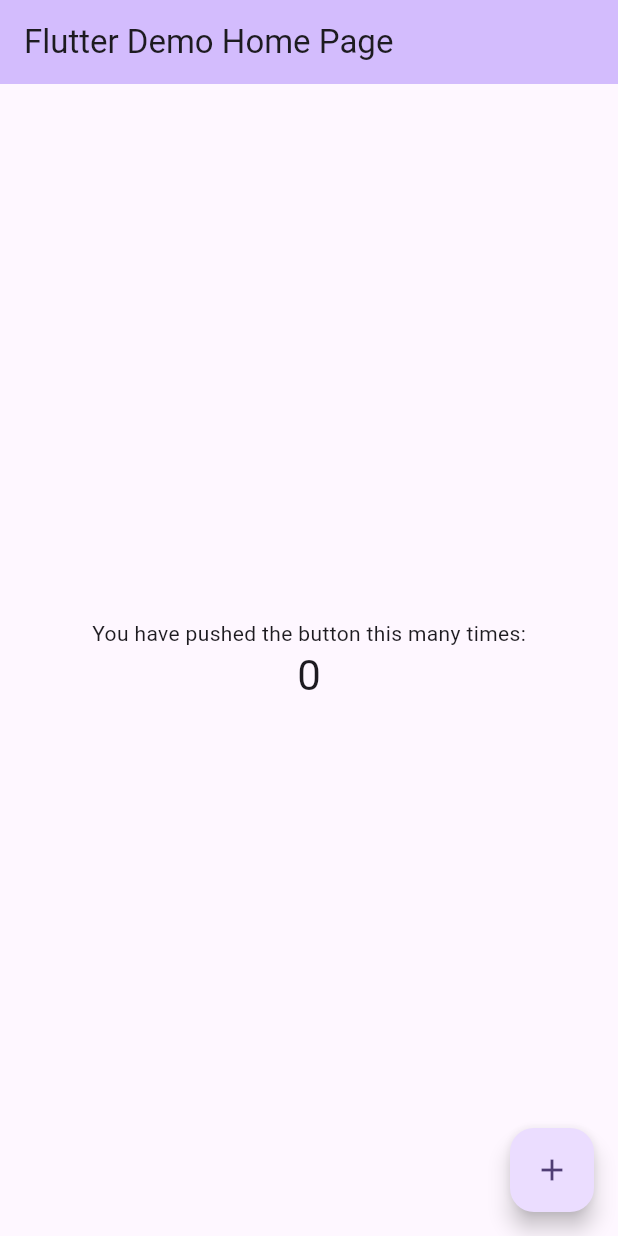
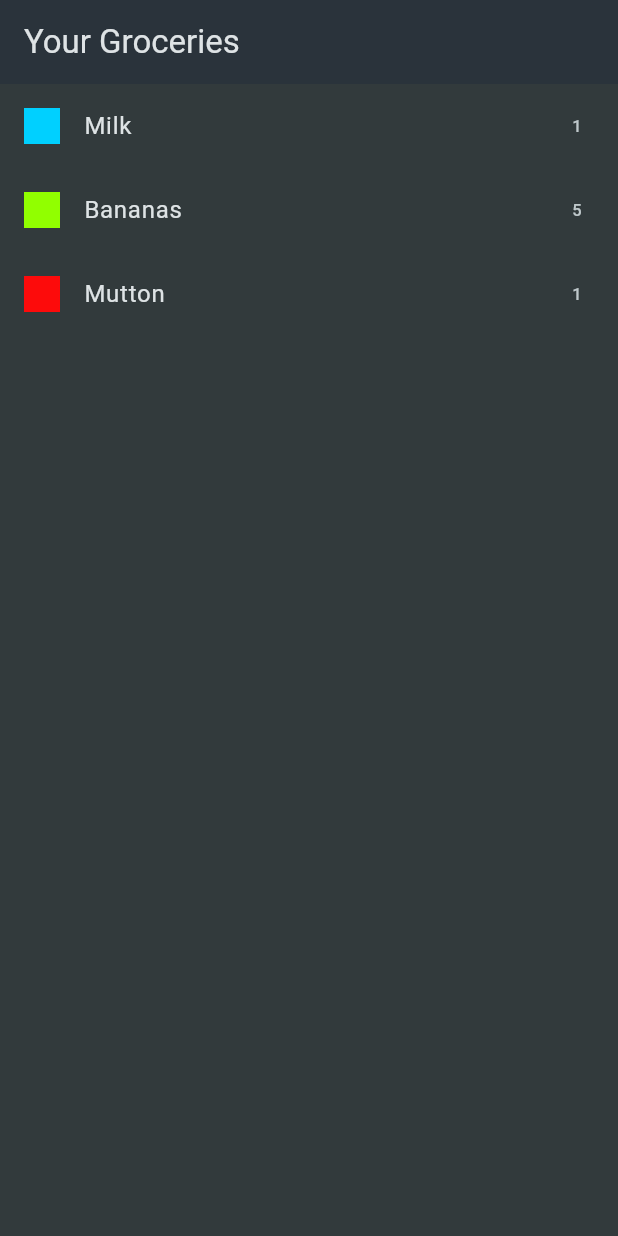
Before and after one commit to sharshv2012/shopping_app, a Flutter app: the screen it shows after launch, on a phone screen of 412 x 824 dp. Run offline on Flutter 3.47's test engine with Material 3 defaults, Android fonts, the phone set to English and light mode, and no system bars.

Commit message:
Commit 1: Added groceryItem widget to the app.

```diff
--- a/lib/data/dummy_items.dart
+++ b/lib/data/dummy_items.dart
@@ -0,0 +1,21 @@
+import 'package:shopping_app/models/category.dart';
+import 'package:shopping_app/models/grocery_item.dart';
+import 'package:shopping_app/data/categories.dart';
+
+final  groceryItems = [
+  GroceryItem(
+      id: 'a',
+      name: 'Milk',
+      quantity: 1,
+      category: categories[Categories.dairy]!),
+  GroceryItem(
+      id: 'b',
+      name: 'Bananas',
+      quantity: 5,
+      category: categories[Categories.fruit]!),
+  GroceryItem(
+      id: 'c',
+      name: 'Mutton',
+      quantity: 1,
+      category: categories[Categories.meat]!),
+];
--- a/lib/main.dart
+++ b/lib/main.dart
@@ -1,4 +1,5 @@
 import 'package:flutter/material.dart';
+import 'package:shopping_app/widget/grocery_list.dart';
 
 void main() {
   runApp(const MyApp());
@@ -11,115 +12,17 @@ class MyApp extends StatelessWidget {
   @override
   Widget build(BuildContext context) {
     return MaterialApp(
-      title: 'Flutter Demo',
-      theme: ThemeData(
-        // This is the theme of your application.
-        //
-        // TRY THIS: Try running your application with "flutter run". You'll see
-        // the application has a blue toolbar. Then, without quitting the app,
-        // try changing the seedColor in the colorScheme below to Colors.green
-        // and then invoke "hot reload" (save your changes or press the "hot
-        // reload" button in a Flutter-supported IDE, or press "r" if you used
-        // the command line to start the app).
-        //
-        // Notice that the counter didn't reset back to zero; the application
-        // state is not lost during the reload. To reset the state, use hot
-        // restart instead.
-        //
-        // This works for code too, not just values: Most code changes can be
-        // tested with just a hot reload.
-        colorScheme: ColorScheme.fromSeed(seedColor: Colors.deepPurple),
+      title: 'Flutter Groceries',
+      theme: ThemeData.dark().copyWith(
         useMaterial3: true,
+        colorScheme: ColorScheme.fromSeed(
+          seedColor: const Color.fromARGB(255, 147, 229, 250),
+          brightness: Brightness.dark,
+          surface: const Color.fromARGB(255, 42, 51, 59),
+        ),
+        scaffoldBackgroundColor: const Color.fromARGB(255, 50, 58, 60),
       ),
-      home: const MyHomePage(title: 'Flutter Demo Home Page'),
+      home: const GroceryList(),
     );
   }
 }
-
-class MyHomePage extends StatefulWidget {
-  const MyHomePage({super.key, required this.title});
-
-  // This widget is the home page of your application. It is stateful, meaning
-  // that it has a State object (defined below) that contains fields that affect
-  // how it looks.
-
-  // This class is the configuration for the state. It holds the values (in this
-  // case the title) provided by the parent (in this case the App widget) and
-  // used by the build method of the State. Fields in a Widget subclass are
-  // always marked "final".
-
-  final String title;
-
-  @override
-  State<MyHomePage> createState() => _MyHomePageState();
-}
-
-class _MyHomePageState extends State<MyHomePage> {
-  int _counter = 0;
-
-  void _incrementCounter() {
-    setState(() {
-      // This call to setState tells the Flutter framework that something has
-      // changed in this State, which causes it to rerun the build method below
-      // so that the display can reflect the updated values. If we changed
-      // _counter without calling setState(), then the build method would not be
-      // called again, and so nothing would appear to happen.
-      _counter++;
-    });
-  }
-
-  @override
-  Widget build(BuildContext context) {
-    // This method is rerun every time setState is called, for instance as done
-    // by the _incrementCounter method above.
-    //
-    // The Flutter framework has been optimized to make rerunning build methods
-    // fast, so that you can just rebuild anything that needs updating rather
-    // than having to individually change instances of widgets.
-    return Scaffold(
-      appBar: AppBar(
-        // TRY THIS: Try changing the color here to a specific color (to
-        // Colors.amber, perhaps?) and trigger a hot reload to see the AppBar
-        // change color while the other colors stay the same.
-        backgroundColor: Theme.of(context).colorScheme.inversePrimary,
-        // Here we take the value from the MyHomePage object that was created by
-        // the App.build method, and use it to set our appbar title.
-        title: Text(widget.title),
-      ),
-      body: Center(
-        // Center is a layout widget. It takes a single child and positions it
-        // in the middle of the parent.
-        child: Column(
-          // Column is also a layout widget. It takes a list of children and
-          // arranges them vertically. By default, it sizes itself to fit its
-          // children horizontally, and tries to be as tall as its parent.
-          //
-          // Column has various properties to control how it sizes itself and
-          // how it positions its children. Here we use mainAxisAlignment to
-          // center the children vertically; the main axis here is the vertical
-          // axis because Columns are vertical (the cross axis would be
-          // horizontal).
-          //
-          // TRY THIS: Invoke "debug painting" (choose the "Toggle Debug Paint"
-          // action in the IDE, or press "p" in the console), to see the
-          // wireframe for each widget.
-          mainAxisAlignment: MainAxisAlignment.center,
-          children: <Widget>[
-            const Text(
-              'You have pushed the button this many times:',
-            ),
-            Text(
-              '$_counter',
-              style: Theme.of(context).textTheme.headlineMedium,
-            ),
-          ],
-        ),
-      ),
-      floatingActionButton: FloatingActionButton(
-        onPressed: _incrementCounter,
-        tooltip: 'Increment',
-        child: const Icon(Icons.add),
-      ), // This trailing comma makes auto-formatting nicer for build methods.
-    );
-  }
-}
--- /dev/null
+++ b/lib/widget/grocery_list.dart
@@ -0,0 +1,27 @@
+import 'package:flutter/material.dart';
+import 'package:shopping_app/data/dummy_items.dart';
+
+class GroceryList extends StatelessWidget {
+  const GroceryList({super.key});
+  @override
+  Widget build(BuildContext context) {
+    return Scaffold(
+      appBar: AppBar(
+        title: const Text('Your Groceries'),
+      ),
+      body: ListView.builder(
+        itemCount: groceryItems
+            .length, // so flutter knows how often the builder will be called.
+        itemBuilder: (context, index) => ListTile(
+          title: Text(groceryItems[index].name),
+          leading: Container(
+            width: 24,
+            height: 24,
+            color: groceryItems[index].category.color,
+          ),
+          trailing: Text(groceryItems[index].quantity.toString()),
+        ),
+      ),
+    );
+  }
+}
```
Also changed, not shown: lib/data/categories.dart (+46 -0 lines), lib/models/category.dart (+22 -0 lines), lib/models/grocery_item.dart (+18 -0 lines), 101 other files.
